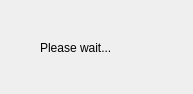
Qt form UI/please_wait_dlg.ui (udiNaveh/PITECA) before a commit.
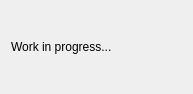
The same form after that commit.

Patch:
```diff
--- a/UI/please_wait_dlg.ui
+++ b/UI/please_wait_dlg.ui
@@ -13,19 +13,15 @@
   <property name="windowTitle">
    <string>Dialog</string>
   </property>
+  <layout class="QVBoxLayout" name="verticalLayout_2">
+   <item>
   <widget class="QLabel" name="label">
-   <property name="geometry">
-    <rect>
-     <x>40</x>
-     <y>40</y>
-     <width>91</width>
-     <height>16</height>
-    </rect>
-   </property>
    <property name="text">
-    <string>Please wait...</string>
-   </property>
-  </widget>
+      <string>Work in progress...</string>
+     </property>
+    </widget>
+   </item>
+  </layout>
  </widget>
  <resources/>
  <connections/>
```
Lines whose indentation alone changed are shown as unchanged.
